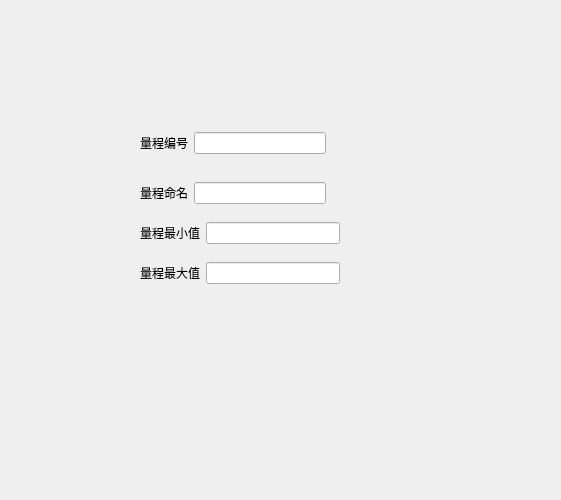
First picture: the form in src/config_ui/qt/src/config/ui/variant_edit/measuringset/ve_me_measuringedit.ui, repository eth-from-zero/qzy-environmental-monitoring, before the edit.
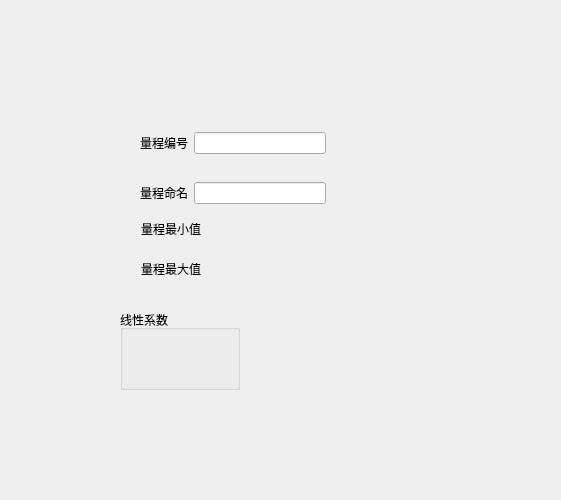
Second picture: the form after the edit.

```diff
--- a/src/config_ui/qt/src/config/ui/variant_edit/measuringset/ve_me_measuringedit.ui
+++ b/src/config_ui/qt/src/config/ui/variant_edit/measuringset/ve_me_measuringedit.ui
@@ -57,49 +57,44 @@
     </item>
    </layout>
   </widget>
-  <widget class="QWidget" name="">
+  <widget class="QGroupBox" name="groupBox">
    <property name="geometry">
     <rect>
-     <x>140</x>
-     <y>220</y>
-     <width>200</width>
-     <height>26</height>
+     <x>120</x>
+     <y>310</y>
+     <width>120</width>
+     <height>80</height>
     </rect>
    </property>
-   <layout class="QHBoxLayout" name="horizontalLayout_3">
-    <item>
-     <widget class="QLabel" name="label_3">
-      <property name="text">
-       <string>量程最小值</string>
-      </property>
-     </widget>
-    </item>
-    <item>
-     <widget class="QLineEdit" name="lineEdit_3"/>
-    </item>
-   </layout>
+   <property name="title">
+    <string>线性系数</string>
+   </property>
   </widget>
-  <widget class="QWidget" name="">
+  <widget class="QLabel" name="label_3">
    <property name="geometry">
     <rect>
-     <x>140</x>
-     <y>260</y>
-     <width>200</width>
-     <height>26</height>
+     <x>141</x>
+     <y>221</y>
+     <width>67</width>
+     <height>16</height>
     </rect>
    </property>
-   <layout class="QHBoxLayout" name="horizontalLayout_4">
-    <item>
-     <widget class="QLabel" name="label_4">
-      <property name="text">
-       <string>量程最大值</string>
-      </property>
-     </widget>
-    </item>
-    <item>
-     <widget class="QLineEdit" name="lineEdit_4"/>
-    </item>
-   </layout>
+   <property name="text">
+    <string>量程最小值</string>
+   </property>
+  </widget>
+  <widget class="QLabel" name="label_4">
+   <property name="geometry">
+    <rect>
+     <x>141</x>
+     <y>261</y>
+     <width>67</width>
+     <height>16</height>
+    </rect>
+   </property>
+   <property name="text">
+    <string>量程最大值</string>
+   </property>
   </widget>
  </widget>
  <resources/>
```
